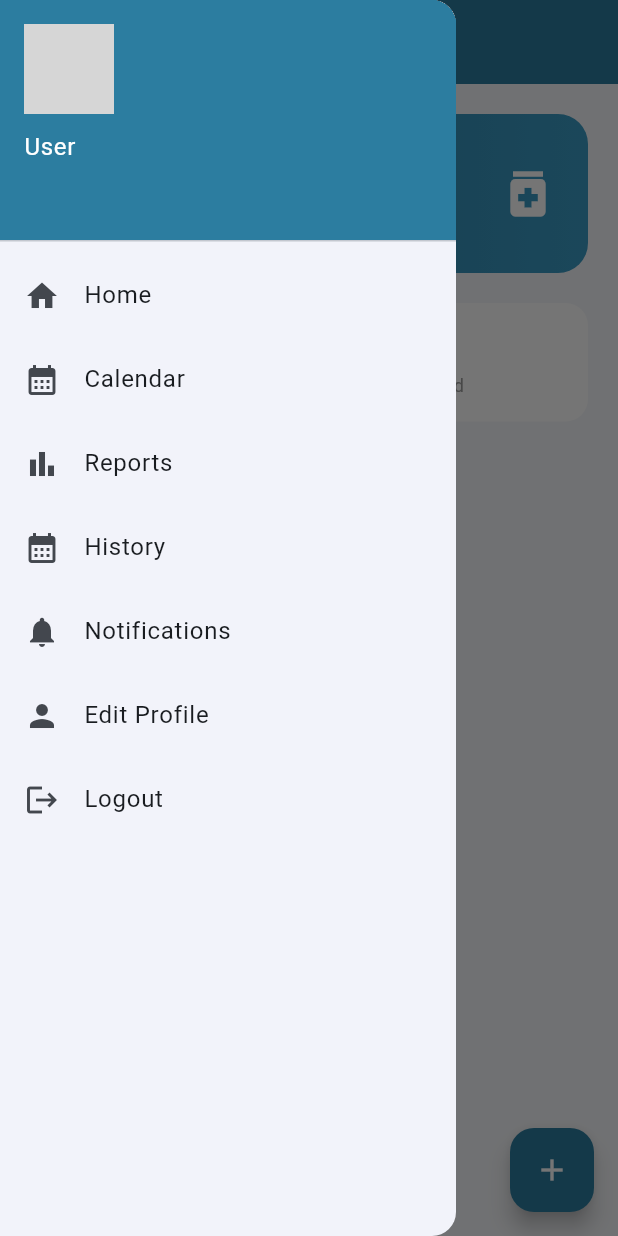
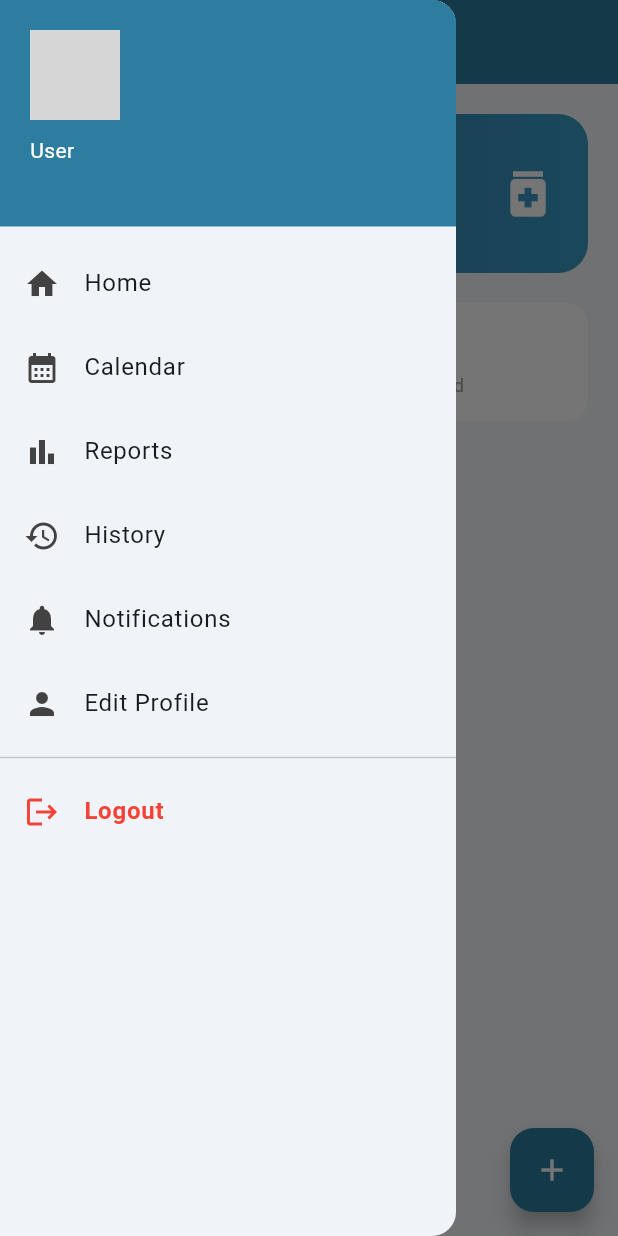
Before and after one commit to abdelazeem-5/Medicine_app, a Flutter app: the screen it shows once a user with an empty profile is signed in, with the side drawer open, on a phone screen of 412 x 824 dp. Run offline on Flutter 3.47's test engine with Material 3 defaults, Android fonts, the phone set to English and light mode, and no system bars; our stand-ins replace cloud_firestore, firebase_auth, firebase_core, flutter_local_notifications, image_picker, shared_preferences and 2 more; accounts and stored records are empty; grey boxes are pictures that could not be loaded.

Commit message:
Home edit

```diff
--- a/lib/main.dart
+++ b/lib/main.dart
@@ -1,5 +1,5 @@
 import 'package:flutter/material.dart';
-import 'package:flutter/foundation.dart'; // 🔥 مهم
+import 'package:flutter/foundation.dart';
 import 'package:firebase_core/firebase_core.dart';
 import 'firebase_options.dart';
 import 'package:firebase_auth/firebase_auth.dart';
@@ -13,10 +13,8 @@ import 'package:medicine_app/screens/history.dart';
 import 'package:medicine_app/screens/calendar.dart';
 import 'package:medicine_app/screens/notifications.dart';
 import 'package:medicine_app/screens/reports.dart';
-import 'package:medicine_app/screens/integration.dart';
-import 'package:medicine_app/screens/ring_tones.dart';
 import 'package:medicine_app/screens/signup.dart';
-import 'package:medicine_app/screens/landing_page.dart';
+import 'package:medicine_app/screens/welcome_page.dart';
 import 'package:medicine_app/screens/profile.dart';
 
 void main() async {
@@ -26,7 +24,7 @@ void main() async {
     options: DefaultFirebaseOptions.currentPlatform,
   );
 
-  // 🔥 تشغيل الإشعارات فقط على الموبايل
+  // 🔔 تشغيل الإشعارات فقط على الموبايل
   if (!kIsWeb) {
     await NotificationService.init();
     await NotificationService.requestPermission();
@@ -49,11 +47,13 @@ class MyApp extends StatelessWidget {
           );
         }
 
+        // ✅ لو المستخدم مسجل دخول
         if (snapshot.hasData) {
           return const HomePage();
         }
 
-        return const LandingPage();
+        // ✅ لو مش مسجل دخول → Welcome
+        return const WelcomePage();
       },
     );
   }
@@ -65,10 +65,11 @@ class MyApp extends StatelessWidget {
       title: 'Medicine Reminder',
 
       theme: ThemeData(
-        colorScheme: ColorScheme.fromSeed(seedColor: Colors.blue),
+        colorScheme: ColorScheme.fromSeed(seedColor: const Color(0xFF2C7DA0)),
         useMaterial3: true,
       ),
 
+      // 🔥 دي أهم حاجة - التحكم في الدخول والخروج
       home: _getStartScreen(),
 
       routes: {
@@ -80,8 +81,6 @@ class MyApp extends StatelessWidget {
         '/calendar': (context) => const CalendarPage(),
         '/notifications': (context) => const NotificationsPage(),
         '/reports': (context) => const ReportsPage(),
-        '/integration': (context) => const IntegrationPage(),
-        '/ringtones': (context) => const RingTonesPage(),
         '/profile': (context) => const ProfilePage(),
       },
     );
--- a/lib/screens/home.dart
+++ b/lib/screens/home.dart
@@ -54,26 +54,26 @@ class _HomePageState extends State<HomePage> {
   Widget build(BuildContext context) {
     User? user = FirebaseAuth.instance.currentUser;
 
-    if (user == null) {
-      return const Scaffold(
-        body: Center(child: Text("User not logged in")),
-      );
-    }
-
     String userName =
-        (user.displayName != null && user.displayName!.isNotEmpty)
+        (user?.displayName != null && user!.displayName!.isNotEmpty)
             ? user.displayName!
             : "User";
 
     return Scaffold(
       backgroundColor: const Color(0xFFF5F7FA),
 
-      // ✅ Drawer
+      // 🔥 Drawer محسّن
       drawer: Drawer(
-        child: ListView(
+        child: Column(
           children: [
-            DrawerHeader(
-              decoration: const BoxDecoration(color: Color(0xFF2C7DA0)),
+
+            // 🔵 Header
+            Container(
+              width: double.infinity,
+              padding: const EdgeInsets.all(20),
+              decoration: const BoxDecoration(
+                color: Color(0xFF2C7DA0),
+              ),
               child: Column(
                 crossAxisAlignment: CrossAxisAlignment.start,
                 children: [
@@ -95,48 +95,69 @@ class _HomePageState extends State<HomePage> {
                   const SizedBox(height: 10),
                   Text(userName,
                       style: const TextStyle(color: Colors.white)),
-                  Text(user.email ?? "",
+                  Text(user?.email ?? "",
                       style: const TextStyle(color: Colors.white70)),
                 ],
               ),
             ),
 
+            const SizedBox(height: 10),
+
+            // 📋 Menu
+            Expanded(
+              child: ListView(
+                children: [
+
+                  _drawerItem(Icons.home, "Home", () {
+                    Navigator.pop(context);
+                  }),
+
+                  _drawerItem(Icons.calendar_month, "Calendar", () {
+                    Navigator.pushNamed(context, '/calendar');
+                  }),
+
+                  _drawerItem(Icons.bar_chart, "Reports", () {
+                    Navigator.pushNamed(context, '/reports');
+                  }),
+
+                  _drawerItem(Icons.history, "History", () {
+                    Navigator.pushNamed(context, '/history');
+                  }),
+
+                  _drawerItem(Icons.notifications, "Notifications", () {
+                    Navigator.pushNamed(context, '/notifications');
+                  }),
+
+                  _drawerItem(Icons.person, "Edit Profile", () {
+                    Navigator.pushNamed(context, '/profile');
+                  }),
+
+                  const Divider(),
+
+                  // 🔴 Logout مميز
                   ListTile(
-              leading: const Icon(Icons.home),
-              title: const Text("Home"),
-              onTap: () => Navigator.pop(context),
+                    leading: const Icon(Icons.logout, color: Colors.red),
+                    title: const Text(
+                      "Logout",
+                      style: TextStyle(
+                        color: Colors.red,
+                        fontWeight: FontWeight.bold,
                       ),
-            ListTile(
-              leading: const Icon(Icons.calendar_month),
-              title: const Text("Calendar"),
-              onTap: () => Navigator.pushNamed(context, '/calendar'),
                     ),
-            ListTile(
-              leading: const Icon(Icons.bar_chart),
-              title: const Text("Reports"),
-              onTap: () => Navigator.pushNamed(context, '/reports'),
-            ),
-            ListTile(
-              leading: const Icon(Icons.calendar_month),
-              title: const Text("History"),
-              onTap: () => Navigator.pushNamed(context, '/history'),
-            ),
-            ListTile(
-              leading: const Icon(Icons.notifications),
-              title: const Text("Notifications"),
-              onTap: () => Navigator.pushNamed(context, '/notifications'),
-            ),
-            ListTile(
-              leading: const Icon(Icons.person),
-              title: const Text("Edit Profile"),
-              onTap: () => Navigator.pushNamed(context, '/profile'),
-            ),
-            ListTile(
-              leading: const Icon(Icons.logout),
-              title: const Text("Logout"),
                     onTap: () async {
                       await FirebaseAuth.instance.signOut();
+
+                      if (!mounted) return;
+
+                      Navigator.pushNamedAndRemoveUntil(
+                        context,
+                        '/login',
+                        (route) => false,
+                      );
                     },
+                  ),
+                ],
+              ),
             ),
           ],
         ),
@@ -187,7 +208,6 @@ class _HomePageState extends State<HomePage> {
 
                 const SizedBox(height: 20),
 
-                // ✅ Summary بدل Stats
                 _buildSummaryCard(takenCount, pendingCount, missedCount),
 
                 const SizedBox(height: 20),
@@ -339,6 +359,14 @@ class _HomePageState extends State<HomePage> {
     );
   }
 
+  Widget _drawerItem(IconData icon, String title, VoidCallback onTap) {
+    return ListTile(
+      leading: Icon(icon, color: Colors.grey[800]),
+      title: Text(title),
+      onTap: onTap,
+    );
+  }
+
   Widget _buildWelcomeCard(String userName) {
     return Container(
       margin: const EdgeInsets.symmetric(horizontal: 20),
@@ -367,7 +395,7 @@ class _HomePageState extends State<HomePage> {
                   userName,
                   style: const TextStyle(
                     color: Colors.white,
-                  fontSize: 28,        // 👈 الاسم أكبر بكتير
+                    fontSize: 28,
                     fontWeight: FontWeight.bold,
                   ),
                 ),
@@ -392,7 +420,6 @@ class _HomePageState extends State<HomePage> {
         mainAxisAlignment: MainAxisAlignment.spaceAround,
         children: [
           _miniStat("Taken", taken, Colors.green),
-          // _miniStat("Pending", pending, Colors.orange),
           _miniStat("Missed", missed, Colors.red),
         ],
       ),
```
Also changed, not shown: lib/screens/integration.dart (deleted, +0 -156 lines), lib/screens/login.dart (+9 -5 lines), lib/screens/ring_tones.dart (deleted, +0 -95 lines), lib/screens/welcome_page.dart (renamed from lib/screens/landing_page.dart, +17 -4 lines). Lines whose indentation alone changed are shown as unchanged.
